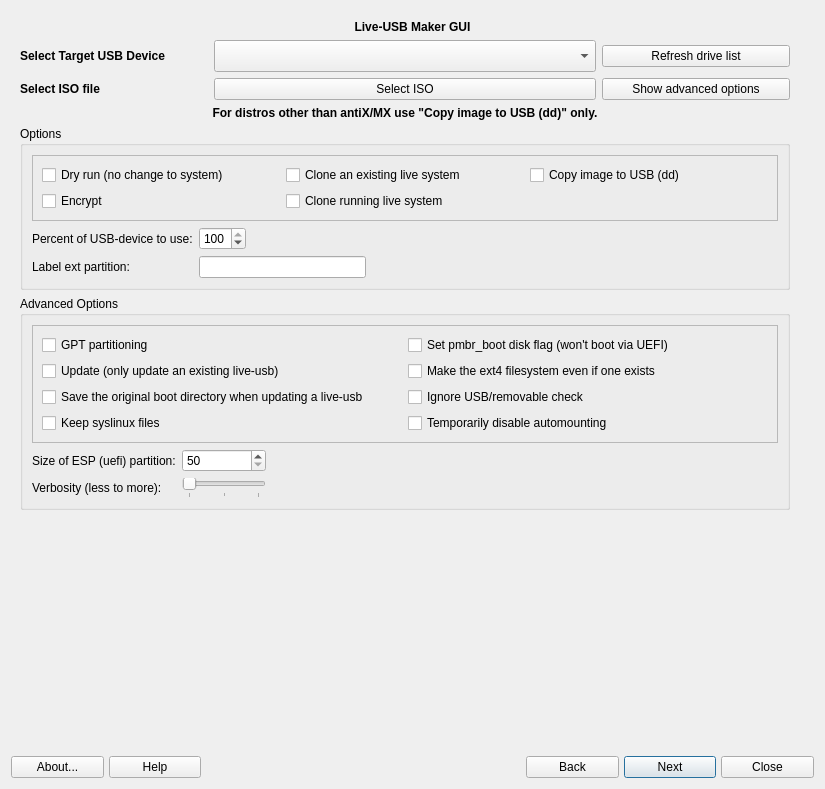
Above: mainwindow.ui from AdrianTM/mx-live-usb-maker before the change. Below: the same form after it.
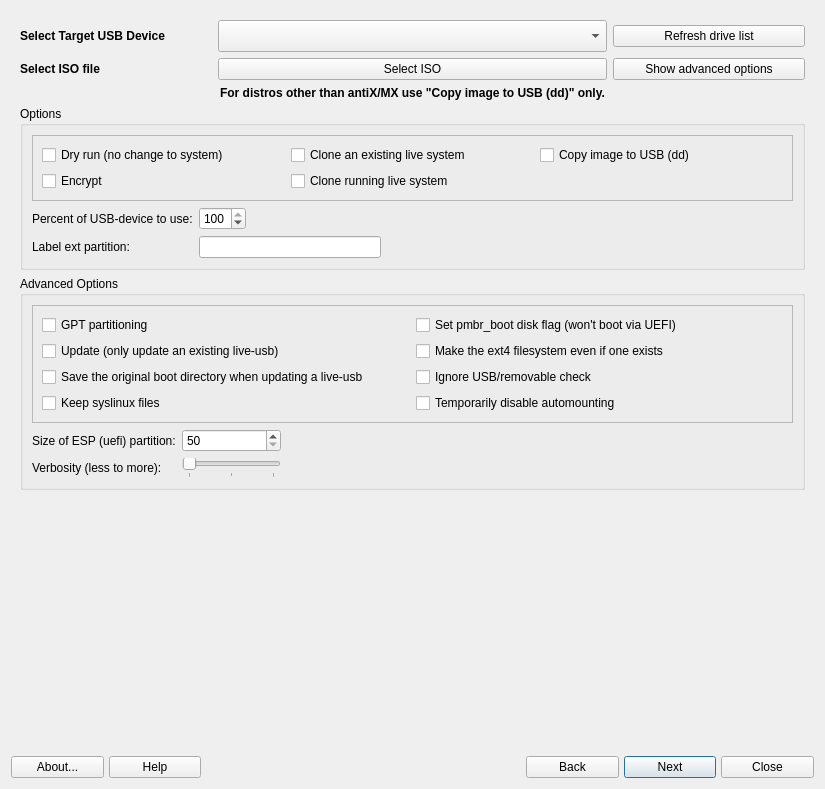
That is the form after the change. Icons and pictures are not drawn.

```diff
--- a/mainwindow.ui
+++ b/mainwindow.ui
@@ -27,7 +27,7 @@
      </property>
      <widget class="QWidget" name="selectionPage">
       <layout class="QGridLayout" name="gridLayout">
-       <item row="1" column="0">
+       <item row="0" column="0">
         <widget class="QLabel" name="label_2">
          <property name="text">
           <string>&lt;html&gt;&lt;head/&gt;&lt;body&gt;&lt;p&gt;&lt;span style=&quot; font-weight:600;&quot;&gt;Select Target USB Device&lt;/span&gt;&lt;/p&gt;&lt;/body&gt;&lt;/html&gt;</string>
@@ -37,7 +37,7 @@
          </property>
         </widget>
        </item>
-       <item row="2" column="0">
+       <item row="1" column="0">
         <widget class="QLabel" name="label_3">
          <property name="text">
           <string>&lt;html&gt;&lt;head/&gt;&lt;body&gt;&lt;p&gt;&lt;span style=&quot; font-weight:600;&quot;&gt;Select ISO file&lt;/span&gt;&lt;/p&gt;&lt;/body&gt;&lt;/html&gt;</string>
@@ -47,23 +47,7 @@
          </property>
         </widget>
        </item>
-       <item row="0" column="0" colspan="5">
-        <widget class="QLabel" name="label">
-         <property name="text">
-          <string>&lt;html&gt;&lt;head/&gt;&lt;body&gt;&lt;p align=&quot;center&quot;&gt;&lt;span style=&quot; font-weight:600;&quot;&gt;Live-USB Maker GUI&lt;/span&gt;&lt;/p&gt;&lt;/body&gt;&lt;/html&gt;</string>
-         </property>
-         <property name="textFormat">
-          <enum>Qt::RichText</enum>
-         </property>
-         <property name="scaledContents">
-          <bool>false</bool>
-         </property>
-         <property name="alignment">
-          <set>Qt::AlignCenter</set>
-         </property>
-        </widget>
-       </item>
-       <item row="6" column="0">
+       <item row="5" column="0">
         <spacer name="verticalSpacer_2">
          <property name="orientation">
           <enum>Qt::Vertical</enum>
@@ -76,7 +60,7 @@
          </property>
         </spacer>
        </item>
-       <item row="1" column="1" colspan="2">
+       <item row="0" column="1" colspan="2">
         <widget class="QComboBox" name="combo_Usb">
          <property name="sizePolicy">
           <sizepolicy hsizetype="Minimum" vsizetype="Fixed">
@@ -92,7 +76,7 @@
          </property>
         </widget>
        </item>
-       <item row="2" column="1" colspan="2">
+       <item row="1" column="1" colspan="2">
         <widget class="QPushButton" name="buttonSelectSource">
          <property name="sizePolicy">
           <sizepolicy hsizetype="Preferred" vsizetype="Fixed">
@@ -110,7 +94,7 @@
          </property>
         </widget>
        </item>
-       <item row="1" column="3">
+       <item row="0" column="3">
         <widget class="QPushButton" name="buttonRefresh">
          <property name="text">
           <string>Refresh drive list</string>
@@ -122,7 +106,7 @@
          </property>
         </widget>
        </item>
-       <item row="2" column="3">
+       <item row="1" column="3">
         <widget class="QPushButton" name="buttonOptions">
          <property name="text">
           <string>Show advanced options</string>
@@ -134,7 +118,7 @@
          </property>
         </widget>
        </item>
-       <item row="5" column="0" colspan="4">
+       <item row="4" column="0" colspan="4">
         <widget class="QGroupBox" name="groupAdvOptions">
          <property name="sizePolicy">
           <sizepolicy hsizetype="Preferred" vsizetype="Preferred">
@@ -303,7 +287,7 @@
          </layout>
         </widget>
        </item>
-       <item row="4" column="0" colspan="4">
+       <item row="3" column="0" colspan="4">
         <widget class="QGroupBox" name="groupOptions">
          <property name="title">
           <string>Options</string>
@@ -446,7 +430,7 @@
          </layout>
         </widget>
        </item>
-       <item row="3" column="0" colspan="4">
+       <item row="2" column="0" colspan="4">
         <widget class="QLabel" name="label_4">
          <property name="font">
           <font>
```
